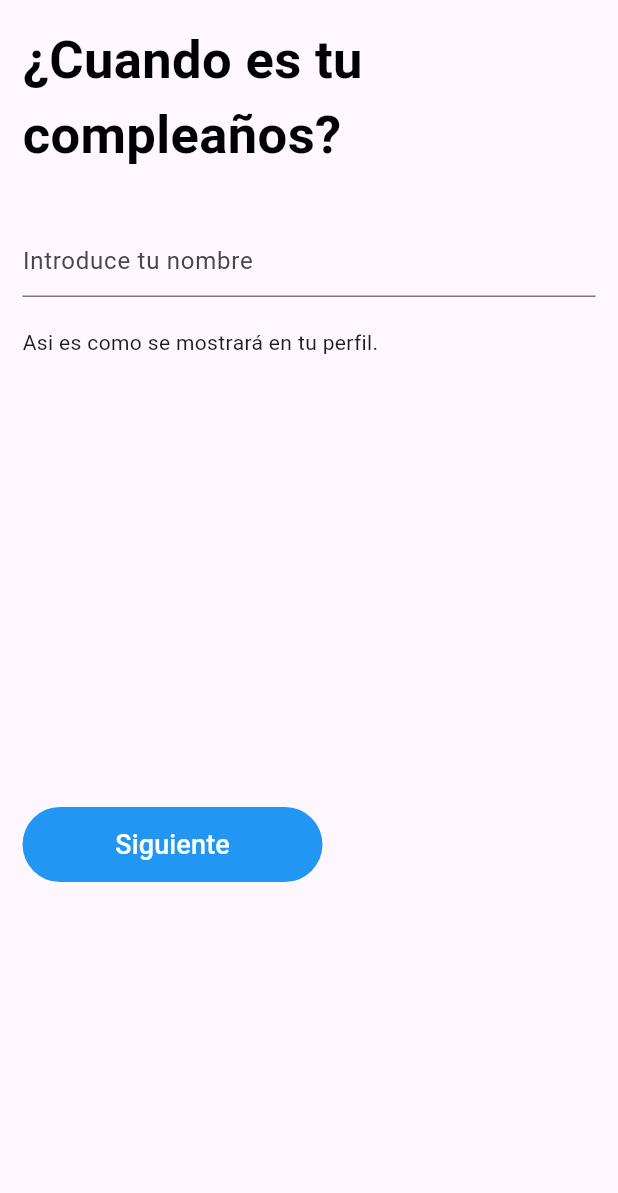
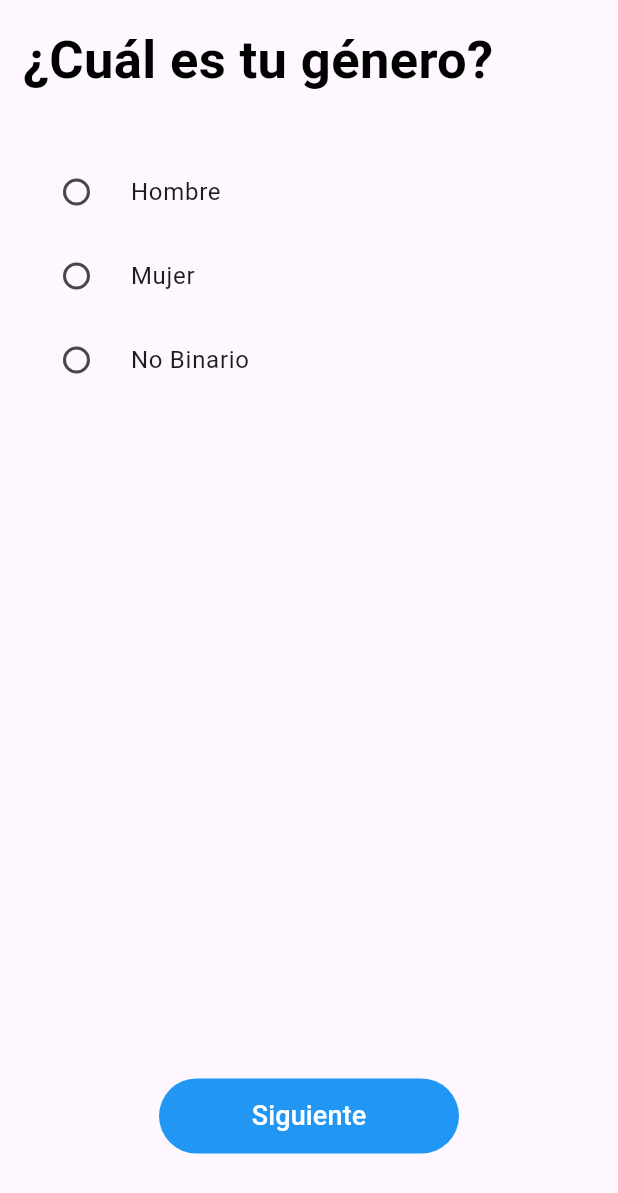
Before and after one commit to rovaar/Timid, a Flutter app: the RegisterGender screen opened directly, on a phone screen of 412 x 824 dp. Shown: the top 1193 px of the screen. Run offline on Flutter 3.47's test engine with Material 3 defaults, Android fonts, the light colour scheme and no system bars; our stand-ins replace cloud_firestore, firebase_auth, firebase_core; accounts and stored records are empty.

Commit message:
`Refactor user registration flow: update date and gender selection, add radio buttons for gender selection`

```diff
--- a/lib/main.dart
+++ b/lib/main.dart
@@ -1,6 +1,5 @@
 import 'package:flutter/material.dart';
 import 'package:firebase_core/firebase_core.dart';
-import 'package:timid/views/register_name.dart';
 import 'package:timid/views/splashView.dart';
 import 'services/firebase_options.dart';
 
--- a/lib/views/register_gender.dart
+++ b/lib/views/register_gender.dart
@@ -1,4 +1,5 @@
 import 'package:flutter/material.dart';
+import 'package:timid/services/user_service.dart';
 import 'package:timid/views/home.dart';
 import 'package:timid/widgets/button_global.dart';
 
@@ -6,50 +7,91 @@ class RegisterGender extends StatefulWidget {
   const RegisterGender({super.key});
 
   @override
-  State<RegisterGender> createState() => _RegisterGender();
+  State<RegisterGender> createState() => _RegisterGenderState();
 }
 
-class _RegisterGender extends State<RegisterGender> {
-  final TextEditingController userBirthController = TextEditingController();
+class _RegisterGenderState extends State<RegisterGender> {
+  final RegisterProfile registerProfile = RegisterProfile();
+
+  // Estado para almacenar la selección del usuario
+  String? selectedGender;
 
   void goToNextPage() {
+    if (selectedGender != null) {
+      registerProfile.saveGender(selectedGender!);
       Navigator.pushReplacement(
         context,
         MaterialPageRoute(builder: (context) => const Home()),
       );
+    } else {
+      print('Por favor, selecciona un género.');
+    }
   }
 
   @override
   Widget build(BuildContext context) {
     return Scaffold(
-      body: SingleChildScrollView(
-        child: SafeArea(
-          child: Container(
-            width: double.infinity,
+      body: SafeArea(
+        child: Padding(
           padding: const EdgeInsets.all(15.0),
           child: Column(
+            mainAxisAlignment: MainAxisAlignment.spaceBetween,
             crossAxisAlignment: CrossAxisAlignment.start,
             children: [
-                Container(
-                  alignment: Alignment.centerLeft,
-                  child: Text('¿Cuando es tu compleaños?',
+              Column(
+                crossAxisAlignment: CrossAxisAlignment.start,
+                children: [
+                  Text(
+                    '¿Cuál es tu género?',
                     style: TextStyle(
                       color: Colors.black,
                       fontSize: 35,
                       fontWeight: FontWeight.bold,
-                      )),
+                    ),
                   ),
                   const SizedBox(height: 35),
-                TextFormField(
-                  controller: userBirthController,
-                  decoration: InputDecoration(hintText: 'Introduce tu nombre'),
+                  RadioListTile<String>(
+                    title: Text("Hombre"),
+                    value: "Hombre",
+                    groupValue: selectedGender,
+                    onChanged: (value) {
+                      setState(() {
+                        selectedGender = value;
+                      });
+                    },
                   ),
-                const SizedBox(height: 20),
-                Text('Asi es como se mostrará en tu perfil.'),
-                const SizedBox(height: 300),
-                ButtonGlobal(text: 'Siguiente', onPressed: goToNextPage)
+                  RadioListTile<String>(
+                    title: Text("Mujer"),
+                    value: "Mujer",
+                    groupValue: selectedGender,
+                    onChanged: (value) {
+                      setState(() {
+                        selectedGender = value;
+                      });
+                    },
+                  ),
+                  RadioListTile<String>(
+                    title: Text("No Binario"),
+                    value: "No Binario",
+                    groupValue: selectedGender,
+                    onChanged: (value) {
+                      setState(() {
+                        selectedGender = value;
+                      });
+                    },
+                  ),
                 ],
               ),
+
+              // Botón centrado en la parte inferior
+              Center(
+                child: Padding(
+                  padding: const EdgeInsets.only(bottom: 40),
+                  child:
+                      ButtonGlobal(text: 'Siguiente', onPressed: goToNextPage),
+                ),
+              ),
+            ],
           ),
         ),
       ),
```
Also changed, not shown: lib/services/user_service.dart (+14 -2 lines), lib/views/register_birth.dart (+35 -16 lines), lib/views/register_name.dart (+17 -13 lines). Lines whose indentation alone changed are shown as unchanged.
